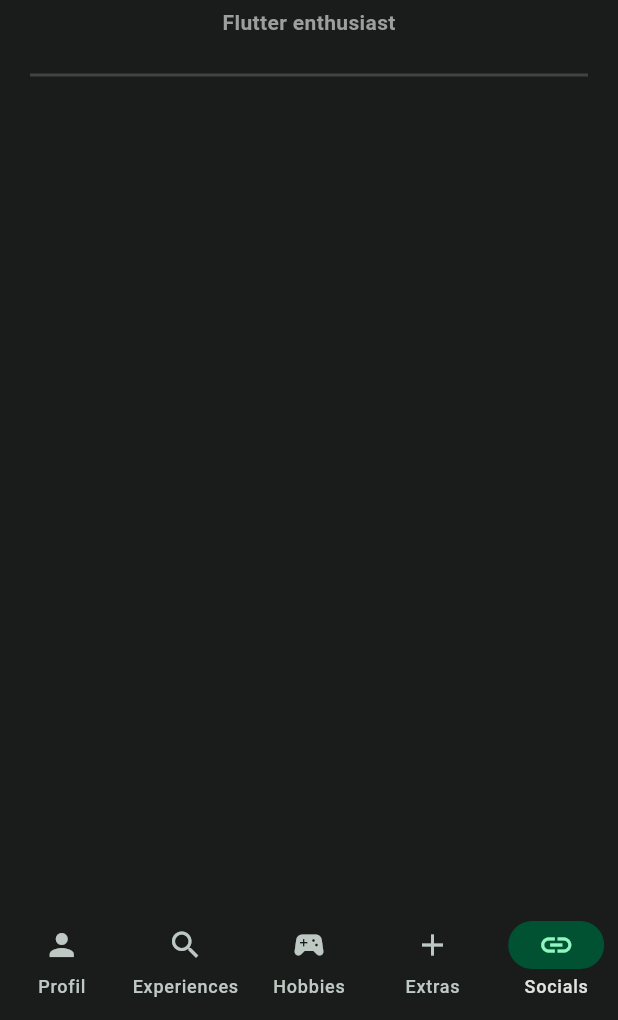
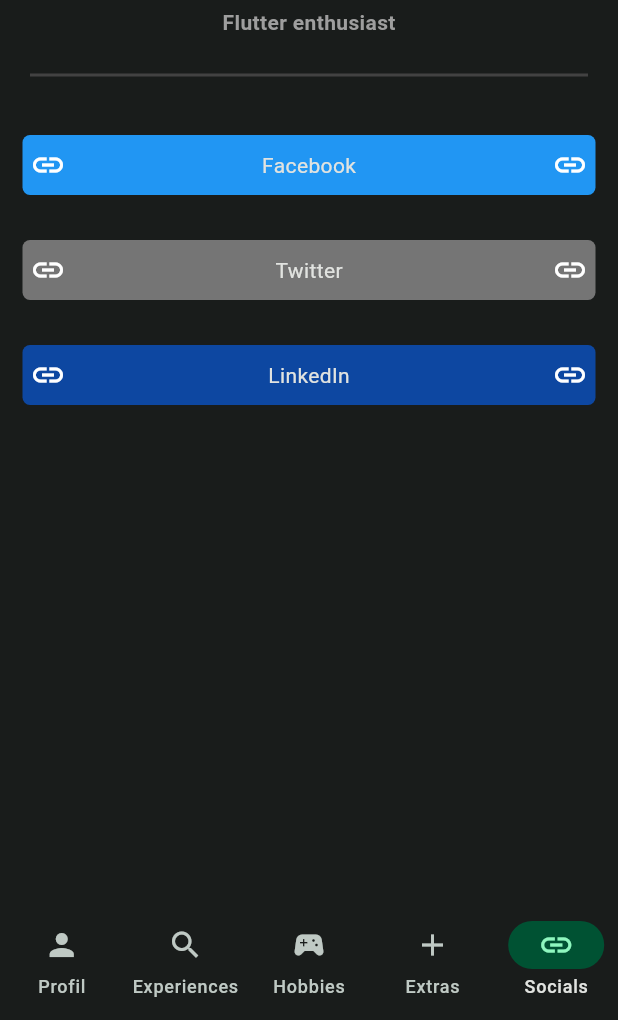
Before and after one commit to On-Arap/vincentburel_resume, a Flutter app: the screen it shows after launch, item 5 of the bottom bar chosen, on a phone screen of 412 x 824 dp, the part 216-1236 px from its top. Run offline on Flutter 3.47's test engine with Material 3 defaults, Android fonts, the phone set to English and light mode, and no system bars; our stand-ins replace bloc, flutter_bloc.

Commit message:
design Social Card link

```diff
--- /dev/null
+++ b/lib/components/social_card.dart
@@ -0,0 +1,42 @@
+import 'package:flutter/material.dart';
+
+class SocialCard extends StatelessWidget {
+  final Color? color;
+  final Icon iconFirst;
+  final String text;
+  final Icon iconSecond;
+
+  const SocialCard({
+    super.key,
+    required this.color,
+    required this.iconFirst,
+    required this.text,
+    required this.iconSecond,
+  });
+
+  @override
+  Widget build(BuildContext context) {
+    return Padding(
+      padding: const EdgeInsets.all(15),
+      child: Container(
+        height: 40,
+        width: double.infinity,
+        decoration: BoxDecoration(
+          color: color,
+          borderRadius: const BorderRadius.all(Radius.circular(5)),
+        ),
+        child: Padding(
+          padding: const EdgeInsets.all(5),
+          child: Row(
+            mainAxisAlignment: MainAxisAlignment.spaceBetween,
+            children: [
+              iconFirst,
+              Text(text),
+              iconSecond,
+            ],
+          ),
+        ),
+      ),
+    );
+  }
+}
--- a/lib/pages/socials_page.dart
+++ b/lib/pages/socials_page.dart
@@ -1,4 +1,5 @@
 import 'package:flutter/material.dart';
+import 'package:vincentburel_resume/components/social_card.dart';
 import '../components/general_info_container.dart';
 import '../constants/destinations.dart';
 
@@ -19,6 +20,24 @@
         children: [
           const GeneralInfoContainer(height: 100),
           Divider(height: 50, thickness: 2, indent: 20, endIndent: 20, color: Colors.grey[800]),
+          SocialCard(
+            color: Colors.blue[500],
+            iconFirst: const Icon(Icons.insert_link),
+            text: 'Facebook',
+            iconSecond: const Icon(Icons.insert_link),
+          ),
+          SocialCard(
+            color: Colors.grey[600],
+            iconFirst: const Icon(Icons.insert_link),
+            text: 'Twitter',
+            iconSecond: const Icon(Icons.insert_link),
+          ),
+          SocialCard(
+            color: Colors.blue[900],
+            iconFirst: const Icon(Icons.insert_link),
+            text: 'LinkedIn',
+            iconSecond: const Icon(Icons.insert_link),
+          ),
         ],
       ),
     );
```
